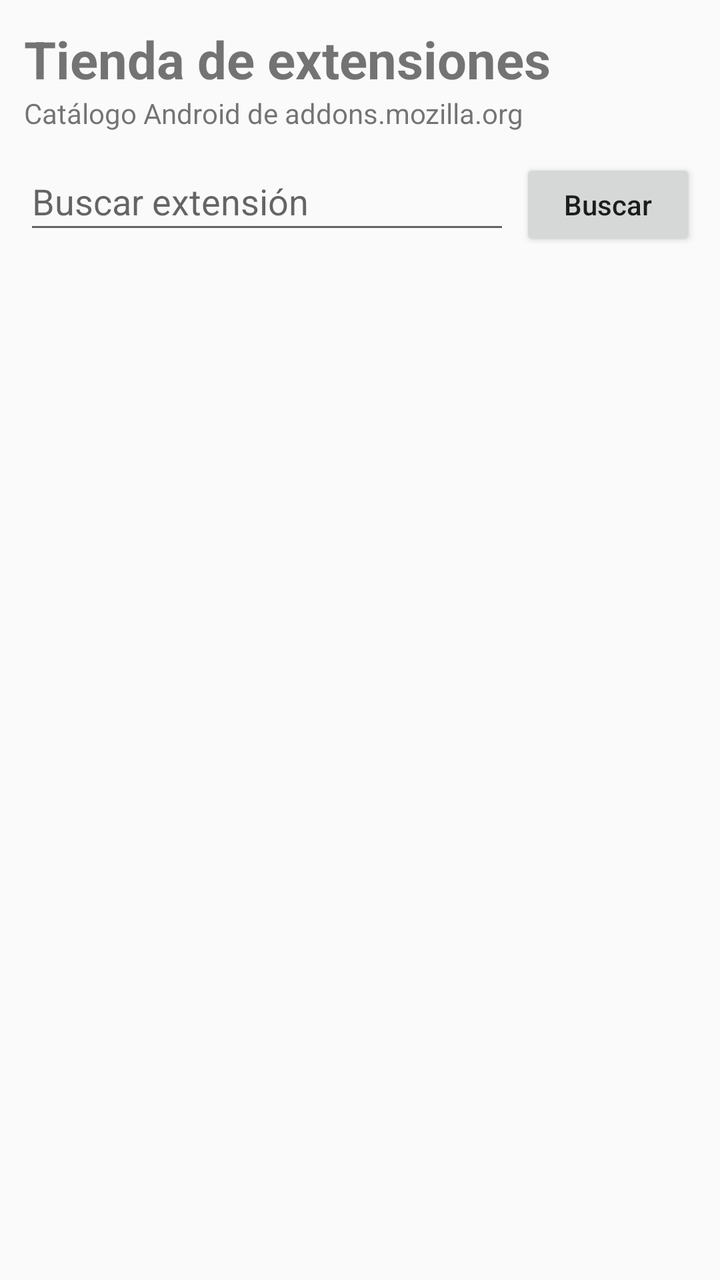
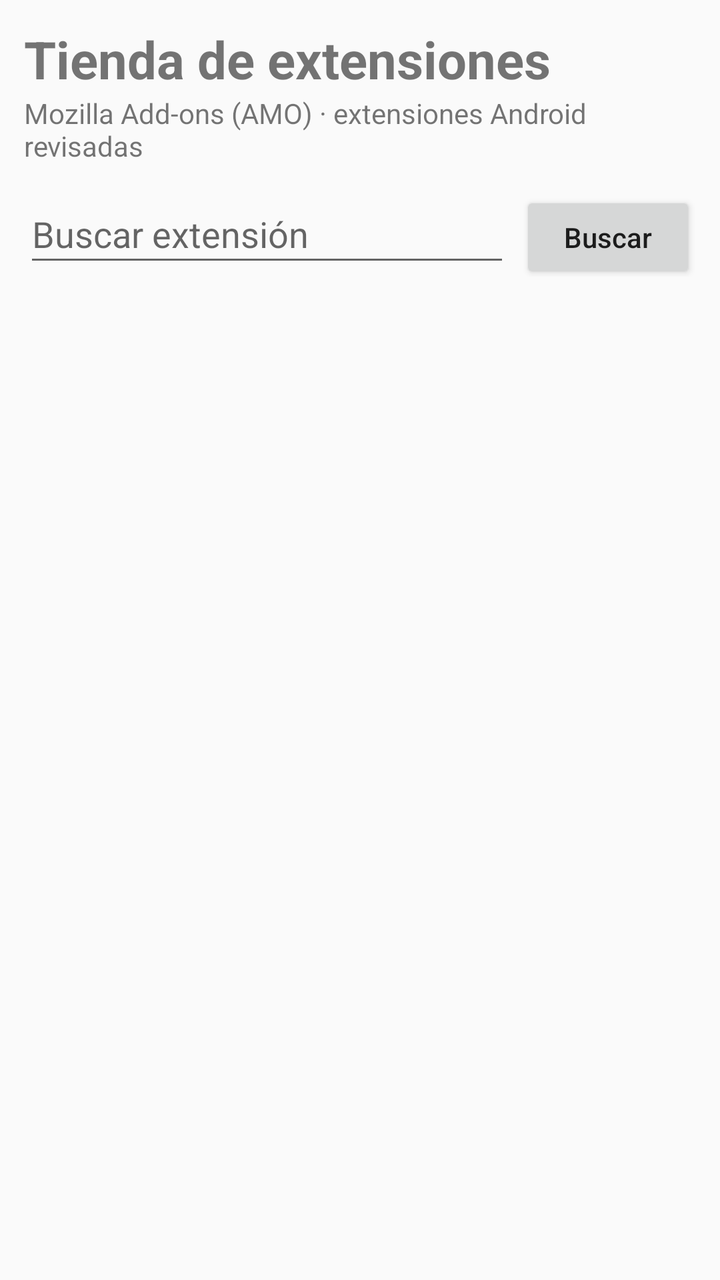

Screens rendered from an Android XML layout before and after an edit, with the pre-edit source and the edit as a unified diff.
<!-- AndroidManifest.xml: application theme android:Theme.Material.Light.NoActionBar -->
<!-- res/layout/activity_extension_store.xml -->
<?xml version="1.0" encoding="utf-8"?>
<LinearLayout xmlns:android="http://schemas.android.com/apk/res/android"
    android:id="@+id/storeRoot"
    android:layout_width="match_parent"
    android:layout_height="match_parent"
    android:orientation="vertical"
    android:padding="12dp">
    <TextView android:id="@+id/storeTitle"
        android:layout_width="match_parent" android:layout_height="wrap_content"
        android:text="Tienda de extensiones" android:textSize="26sp"
        android:textStyle="bold" />
    <TextView android:layout_width="match_parent" android:layout_height="wrap_content"
        android:text="Catálogo Android de addons.mozilla.org" />
    <LinearLayout
        android:layout_width="match_parent" android:layout_height="wrap_content"
        android:layout_marginTop="10dp" android:orientation="horizontal">
        <EditText android:id="@+id/storeSearch"
            android:layout_width="0dp" android:layout_height="46dp"
            android:layout_weight="1" android:hint="Buscar extensión"
            android:imeOptions="actionSearch" android:singleLine="true" />
        <Button android:id="@+id/storeSearchButton"
            android:layout_width="wrap_content" android:layout_height="46dp"
            android:layout_marginStart="5dp" android:text="Buscar"
            android:textAllCaps="false" />
    </LinearLayout>
    <ProgressBar android:id="@+id/storeProgress"
        android:layout_width="match_parent" android:layout_height="wrap_content"
        android:visibility="gone" />
    <ListView android:id="@+id/storeList"
        android:layout_width="match_parent" android:layout_height="0dp"
        android:layout_marginTop="8dp" android:layout_weight="1" />
</LinearLayout>
<!-- resources referenced by this layout -->
<resources>

</resources>

<!-- the commit's change to res/layout/activity_extension_store.xml (unified diff, before → after) -->
@@ -10,7 +10,7 @@
         android:text="Tienda de extensiones" android:textSize="26sp"
         android:textStyle="bold" />
     <TextView android:layout_width="match_parent" android:layout_height="wrap_content"
-        android:text="Catálogo Android de addons.mozilla.org" />
+        android:text="Mozilla Add-ons (AMO) · extensiones Android revisadas" />
     <LinearLayout
         android:layout_width="match_parent" android:layout_height="wrap_content"
         android:layout_marginTop="10dp" android:orientation="horizontal">
